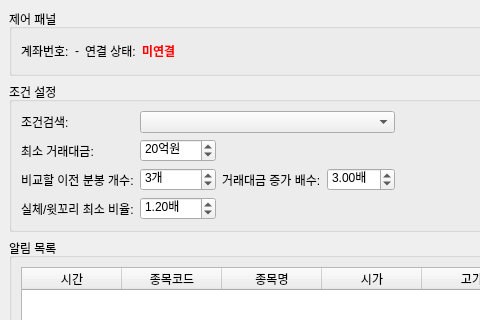
Qt form scripts/n_bun_bot.ui (JaneChun/python-stock-bot) before a commit; both pictures show x 0 to 480 and y 0 to 320 of the 1200 by 800 pixel window.
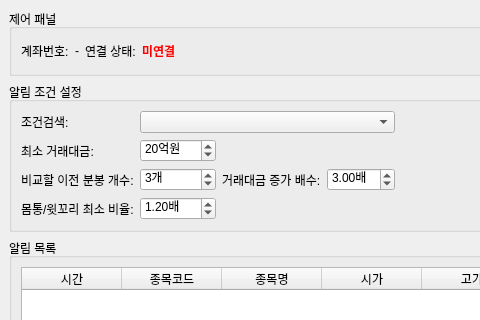
The same form after that commit.

```diff
--- a/scripts/n_bun_bot.ui
+++ b/scripts/n_bun_bot.ui
@@ -108,7 +108,7 @@
     <item>
      <widget class="QGroupBox" name="groupBox_parameters">
       <property name="title">
-       <string>조건 설정</string>
+       <string>알림 조건 설정</string>
       </property>
       <layout class="QGridLayout" name="gridLayout">
        <item row="0" column="1" colspan="3">
@@ -226,7 +226,7 @@
        <item row="6" column="0">
         <widget class="QLabel" name="label_body_tail_ratio">
          <property name="text">
-          <string>실체/윗꼬리 최소 비율:</string>
+          <string>몸통/윗꼬리 최소 비율:</string>
          </property>
         </widget>
        </item>
```
